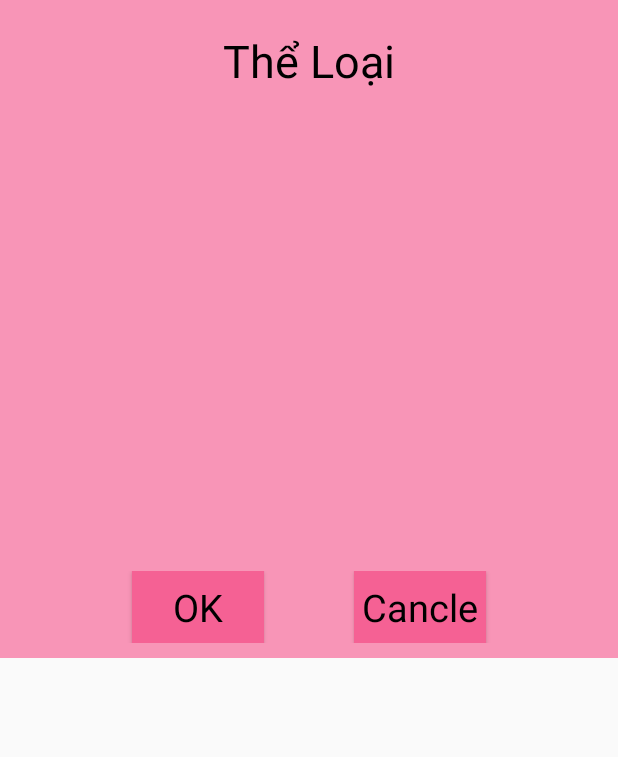
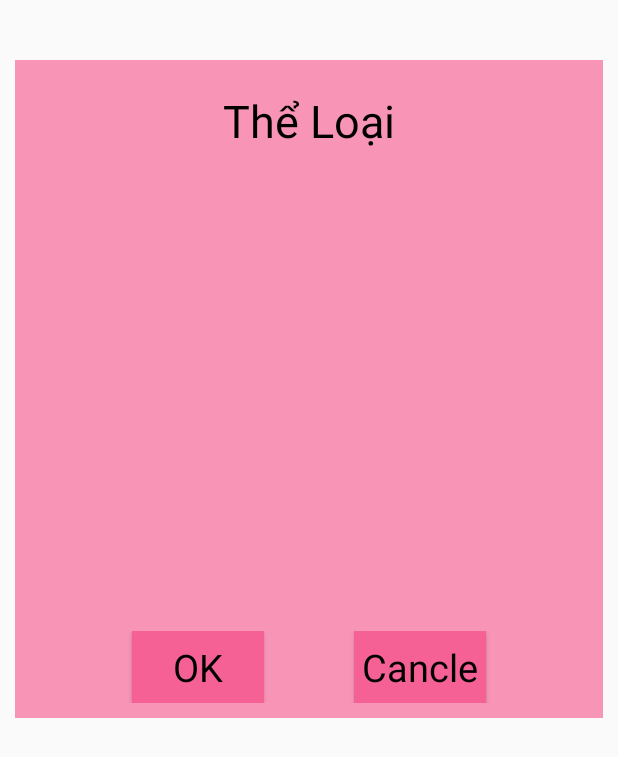
Before and after one commit to chaunhatquang/AppKaraoke, an Android app: the layout stype.xml on its own in the app's theme, with its tools: preview values and no code run, on a phone screen of 412 x 824 dp. Shown: the top 757 px of the screen. Run offline under Robolectric (Android 15) with nearby library versions, the phone set to English and light mode, and no system bars.

Commit message:
fix layout/stype.xml

```diff
--- a/app/src/main/res/layout/stype.xml
+++ b/app/src/main/res/layout/stype.xml
@@ -11,6 +11,9 @@
         android:paddingLeft="10dp"
         android:paddingRight="10dp"
         android:gravity="center"
+        android:layout_marginTop="40dp"
+        android:layout_marginLeft="10dp"
+        android:layout_marginRight="10dp"
         android:orientation="vertical">
 
         <TextView
```
